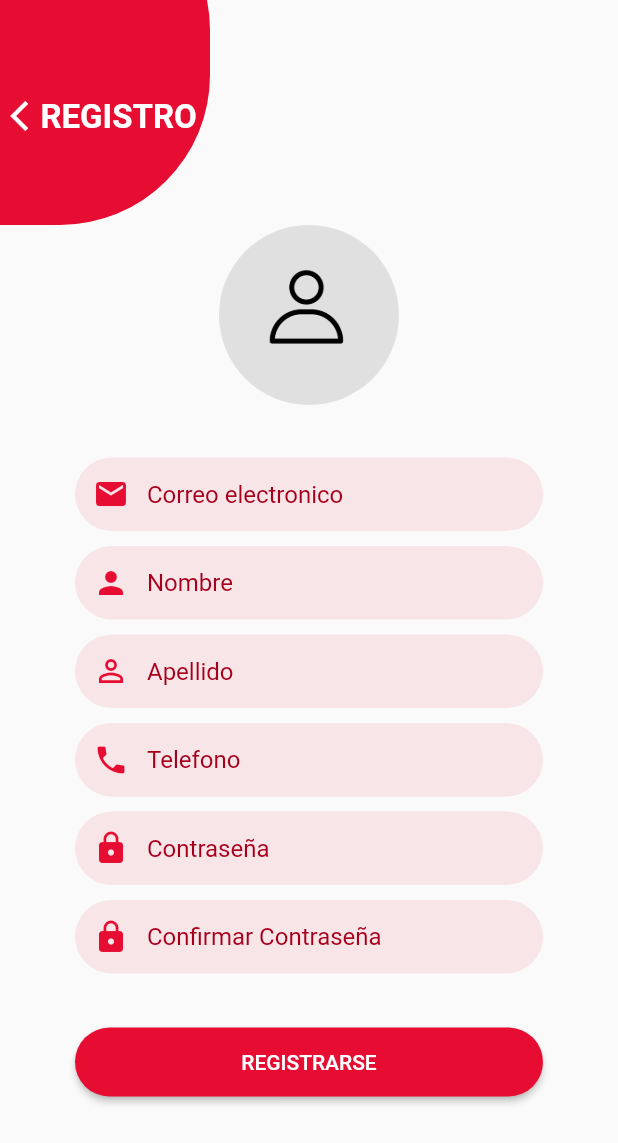
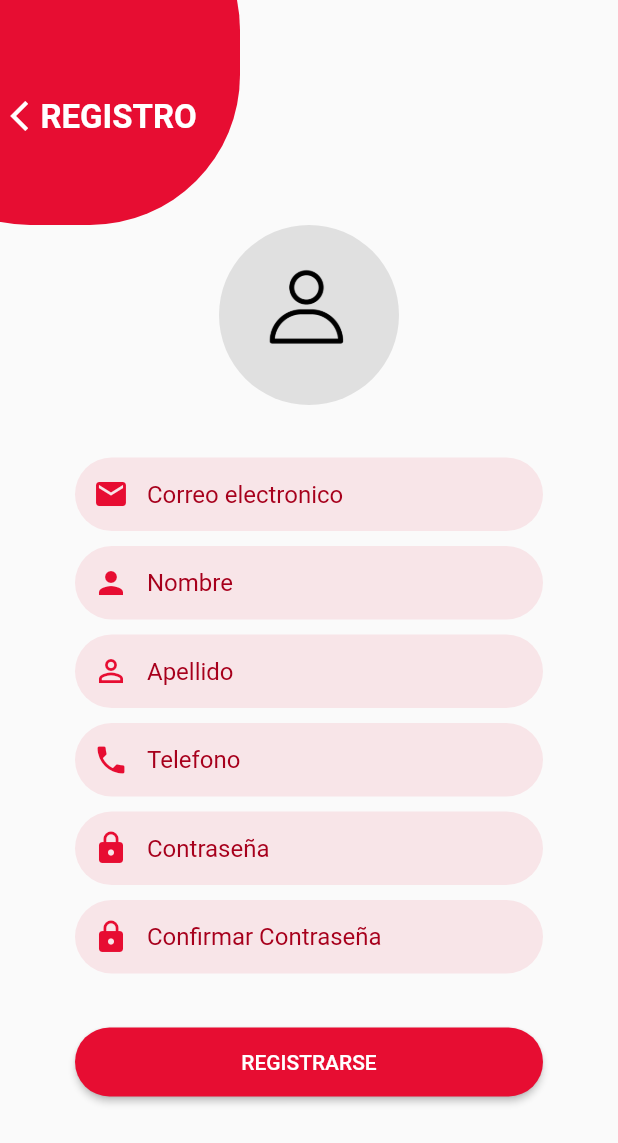
Before and after one commit to PaulGuillen/ChatFlutter, a Flutter app: the RegisterPage screen opened by its route, on a phone screen of 412 x 824 dp. Shown: the top 1143 px of the screen. Run offline on Flutter 3.47's test engine with Material 2 defaults, Android fonts, the phone set to English and light mode, and no system bars; our stand-ins replace get; Roboto replaces fonts that are missing (NimbusSans).

Commit message:
Creating register screen - second day

```diff
--- a/lib/src/pages/login/login_page.dart
+++ b/lib/src/pages/login/login_page.dart
@@ -2,7 +2,11 @@ import 'package:chat_flutter/src/utils/my_colors.dart';
 import 'package:flutter/material.dart';
 import 'package:get/get.dart';
 
+import 'login_controller.dart';
+
 class LoginPage extends StatelessWidget {
+
+  LoginController con = LoginController();
 
   @override
   Widget build(BuildContext context) {
--- a/lib/src/pages/register/register_page.dart
+++ b/lib/src/pages/register/register_page.dart
@@ -11,13 +11,14 @@ class RegisterPage extends StatelessWidget {
   Widget build(BuildContext context) {
 
     return Scaffold(
-        body: Container(
+        body: SingleChildScrollView(
+          child: Container(
             width: double.infinity,
             child: Stack(
               children: [
                 Positioned(
                     top: -80,
-                  left: -100,
+                    left: -80,
                     child: _circleLogin()
                 ),
                 Positioned(
@@ -33,7 +34,6 @@ class RegisterPage extends StatelessWidget {
                 Container(
                   width: double.infinity,
                   margin: EdgeInsets.only(top: 150),
-                child: SingleChildScrollView(
                     child: Column(
                       children: [
                         _imageUser(context),
@@ -47,9 +47,9 @@ class RegisterPage extends StatelessWidget {
                         _buttonRegister(),
                       ],
                     ),
-                ),
                 )
               ],
+            ),
           ),
         )
     );
```
Also changed, not shown: lib/src/pages/login/login_controller.dart (added, +17 -0 lines). Lines whose indentation alone changed are shown as unchanged.
